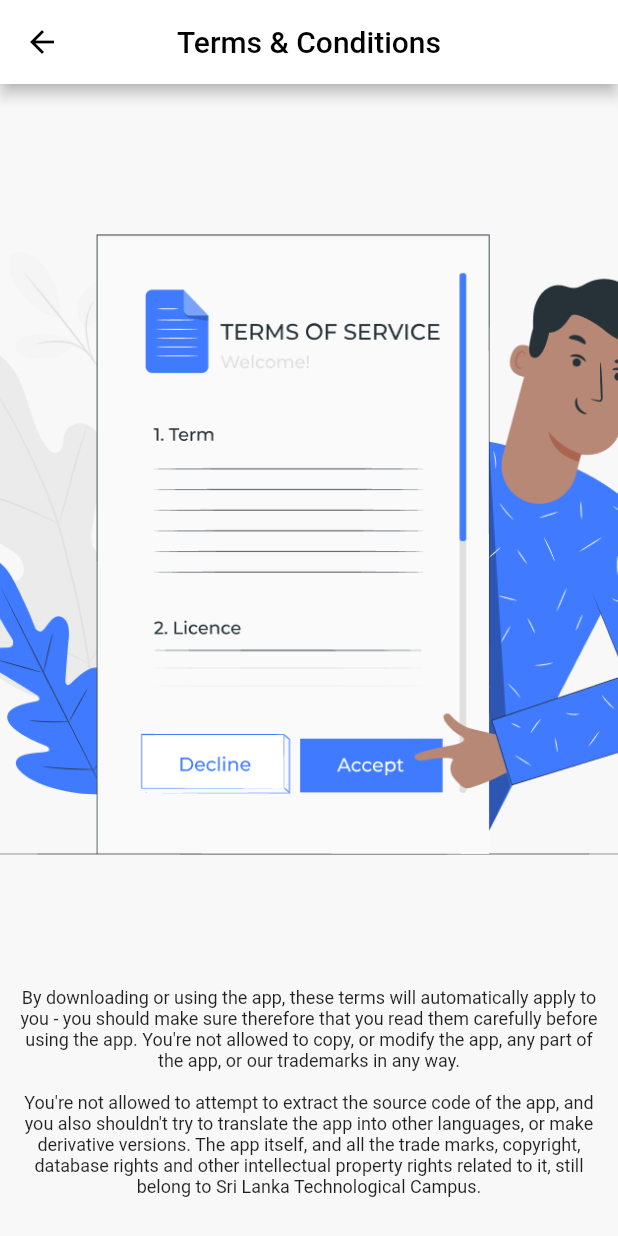
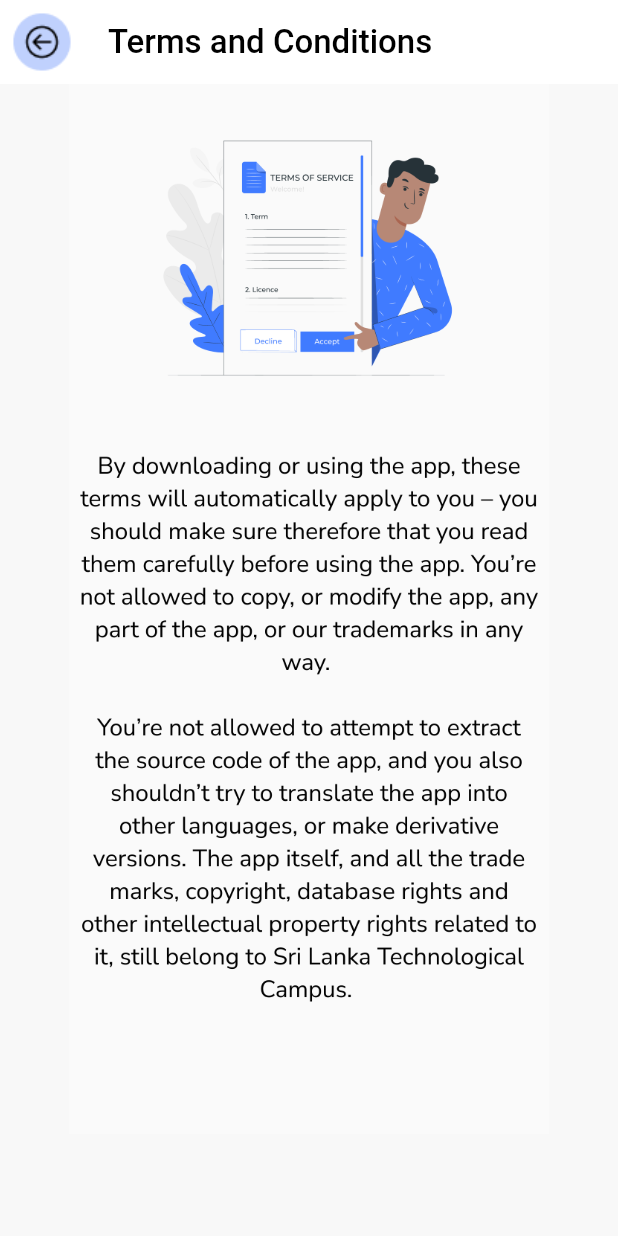
Before and after one commit to hasira09/auto_mob_v1, a Flutter app: the termsandcondition screen opened directly, on a phone screen of 412 x 824 dp. Run offline on Flutter 3.47's test engine with Material 2 defaults, Android fonts, the phone set to English and light mode, and no system bars; our stand-ins replace cloud_firestore, firebase_auth, firebase_core, firebase_storage, flutter_icons, flutter_svg and 3 more; missing offline and left inert: flutter_phone_direct_caller; accounts and stored records are empty.

```diff
--- a/lib/Main Pages/Settings Page/TermsandConditions.dart
+++ b/lib/Main Pages/Settings Page/TermsandConditions.dart
@@ -1,4 +1,6 @@
 import 'package:flutter/material.dart';
+
+import 'Settings.dart';
 
 
 class termsandcondition extends StatefulWidget {
@@ -13,33 +15,37 @@ class _termsandconditionState extends State<termsandcondition> {
   Widget build(BuildContext context) {
     return Scaffold(
         appBar: AppBar(
-          title: const Text("Terms & Conditions"),
           backgroundColor: Colors.white,
-          centerTitle: true,
-          foregroundColor: Colors.black,
-
+          title: const Text(
+            "Terms and Conditions",
+            style: TextStyle(color: Colors.black, fontSize: 22),
+          ),
+          leading: IconButton(
+            icon: Image.asset("assets/icons/back.png"),
+            onPressed: () {
+              Navigator.push(
+                  context,
+                  MaterialPageRoute(builder: (context) => SettingsPage()));
+            },
+          ),
+          elevation: 0.0,
         ),
-        body: Column(
-            children: <Widget>[
-              Expanded(
-                child: Image.asset("assets/terms.png",width: double.infinity, height: 100, fit: BoxFit.cover),
-              ),
-              const Padding(
-                padding: EdgeInsets.all(12.0),
-                child: Text(
-                  '''
-By downloading or using the app, these terms will automatically apply to you - you should make sure therefore that you read them carefully before using the app. You're not allowed to copy, or modify the app, any part of the app, or our trademarks in any way.
-
-You're not allowed to attempt to extract the source code of the app, and you also shouldn't try to translate the app into other languages, or make derivative versions. The app itself, and all the trade marks, copyright, database rights and other intellectual property rights related to it, still belong to Sri Lanka Technological Campus.
-''',
-                  textAlign: TextAlign.center,
-                  style: TextStyle(fontSize: 12),
-
-                ),
+      body: Center(
+        child: Column(
+          children: [
+            SizedBox(
+              height: 0,
+            ),
+            Material(
+              child: Container(
+                child: Image.asset('assets/images/tr1.png', width: 320,
+                height: 700,),
 
               ),
-            ]
-        )
+            ),
+          ],
+        ),
+      ),
     ) ;
   }
 }
```
Also changed, not shown: lib/Main Pages/Settings Page/AboutUs.dart (+35 -1 lines), lib/Main Pages/Settings Page/PrivacyPolicy.dart (+25 -24 lines), lib/Main Pages/Settings Page/Settings.dart (+21 -5 lines), assets/images/about.png (added), assets/images/pr1.png (added), assets/images/tr1.png (added).
